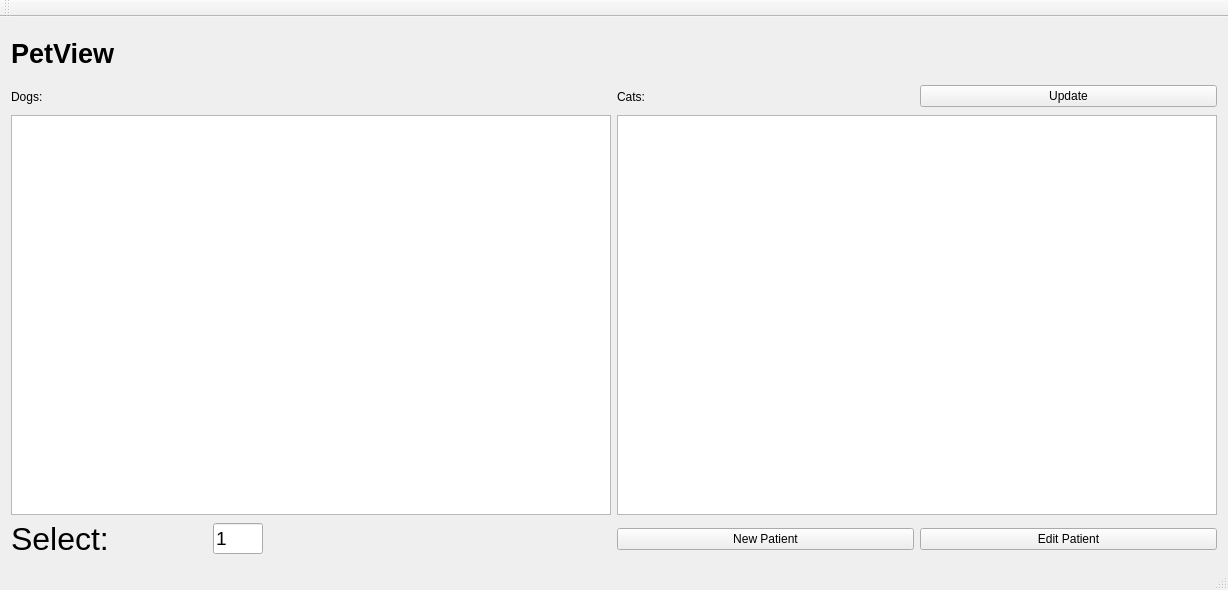
Old version of the form MainSystem/mainwindow.ui in the repository walt11/FinalProject.
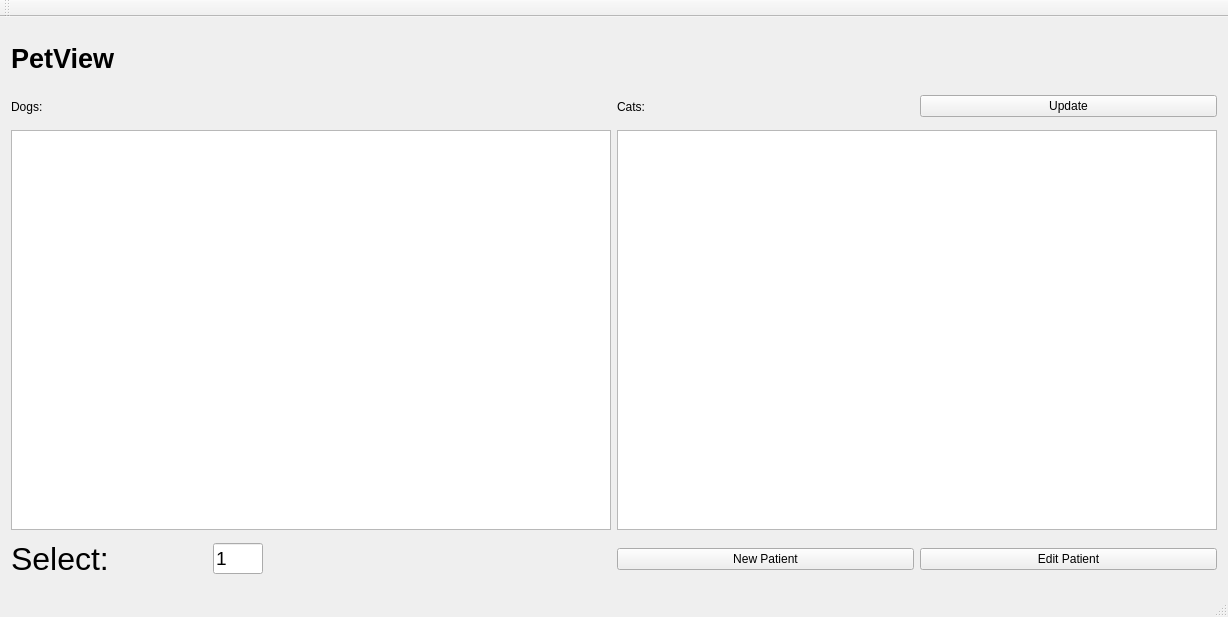
New version of the form.

```diff
--- a/MainSystem/mainwindow.ui
+++ b/MainSystem/mainwindow.ui
@@ -6,8 +6,8 @@
    <rect>
     <x>0</x>
     <y>0</y>
-    <width>1216</width>
-    <height>560</height>
+    <width>1224</width>
+    <height>617</height>
    </rect>
   </property>
   <property name="windowTitle">
```
Left out of the diff: 84 changed lines with no effect on the pictures.
